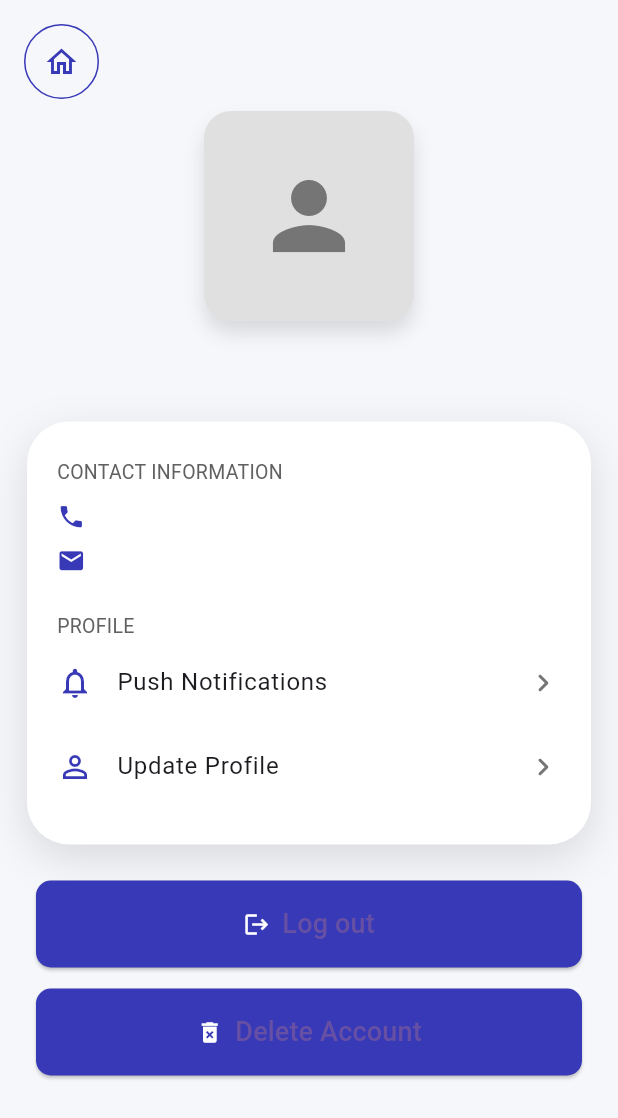
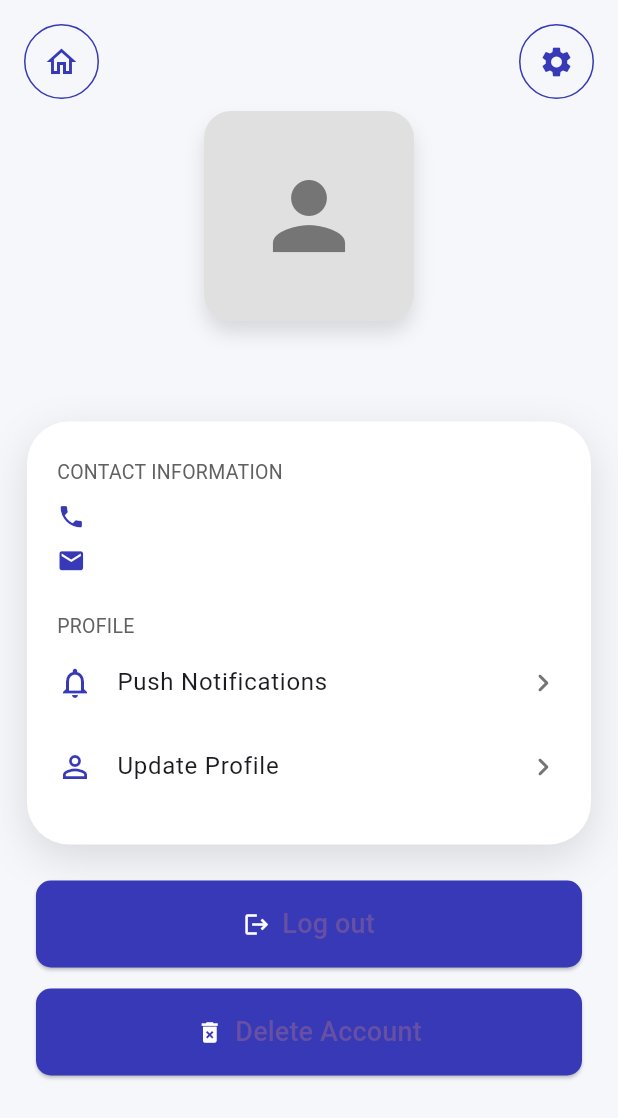
Before and after one commit to danielcyudoncy/task, a Flutter app: the ProfileScreen screen opened by its route, on a phone screen of 412 x 824 dp. Shown: the top 1118 px of the screen. Run offline on Flutter 3.47's test engine with Material 3 defaults, Android fonts, the phone set to English and light mode, and no system bars; our stand-ins replace cloud_firestore, firebase_analytics, firebase_auth, firebase_core, firebase_messaging, firebase_storage and 9 more; accounts and stored records are empty.

Commit message:
update on settings

```diff
--- a/lib/routes/app_routes.dart
+++ b/lib/routes/app_routes.dart
@@ -1,4 +1,3 @@
-// routes/app_routes.dart
 import 'package:get/get.dart';
 import 'package:task/routes/global_bindings.dart';
 import 'package:task/routes/middleware.dart';
@@ -11,12 +10,13 @@ import 'package:task/views/manage_users_screen.dart';
 import 'package:task/views/notification_screen.dart';
 import 'package:task/views/profile_screen.dart';
 import 'package:task/views/profile_update_screen.dart';
+import 'package:task/views/settings_screen.dart';
 import 'package:task/views/signup_screen.dart';
 import 'package:task/views/splash_screen.dart';
 import 'package:task/views/task_assignment_screen.dart';
 import 'package:task/views/task_creation_screen.dart';
 import 'package:task/views/task_list_screen.dart';
-import 'package:task/views/onboarding_screen.dart'; // Import your onboarding screen
+import 'package:task/views/onboarding_screen.dart';
 
 class AppRoutes {
   static final routes = [
@@ -29,7 +29,7 @@ class AppRoutes {
       transitionDuration: const Duration(milliseconds: 500),
     ),
     GetPage(
-      name: "/onboarding", // Add onboarding route
+      name: "/onboarding",
       page: () => const OnboardingScreen(),
       binding: GlobalBindings(),
       transition: Transition.fade,
@@ -49,7 +49,6 @@ class AppRoutes {
       transition: Transition.rightToLeft,
       transitionDuration: const Duration(milliseconds: 400),
     ),
-
     // Protected routes
     GetPage(
       name: "/home",
@@ -78,6 +77,14 @@ class AppRoutes {
     GetPage(
       name: "/profile",
       page: () => ProfileScreen(),
+      middlewares: [AuthMiddleware(), ProfileCompleteMiddleware()],
+      binding: GlobalBindings(),
+      transition: Transition.rightToLeft,
+      transitionDuration: const Duration(milliseconds: 400),
+    ),
+    GetPage(
+      name: "/settings",
+      page: () => SettingsScreen(),
       middlewares: [AuthMiddleware(), ProfileCompleteMiddleware()],
       binding: GlobalBindings(),
       transition: Transition.rightToLeft,
@@ -133,14 +140,13 @@ class AppRoutes {
     ),
   ];
 
-  // Helper method for navigation
+  // Helper methods for navigation
   static Future<T?>? toNamed<T>(String routeName, {dynamic arguments}) {
     if (Get.isDialogOpen == true) Get.back();
     return Get.toNamed<T>(routeName, arguments: arguments);
   }
 
-  static Future<dynamic> offAllNamed(String routeName,
-      {dynamic arguments}) async {
+  static Future<dynamic> offAllNamed(String routeName, {dynamic arguments}) async {
     if (Get.isDialogOpen == true) Get.back();
     return Get.offAllNamed(routeName, arguments: arguments);
   }
--- a/lib/views/profile_screen.dart
+++ b/lib/views/profile_screen.dart
@@ -1,4 +1,3 @@
-// views/profile_scren.dart
 import 'package:flutter/material.dart';
 import 'package:get/get.dart';
 import '../controllers/auth_controller.dart';
@@ -26,22 +25,22 @@ class ProfileScreen extends StatelessWidget {
           return SingleChildScrollView(
             child: Column(
               children: [
+                // Top Row: Home Icon (left) and Settings Icon (right)
+                Padding(
+                  padding: const EdgeInsets.only(top: 16.0, left: 16.0, right: 16.0),
+                  child: Row(
+                    mainAxisAlignment: MainAxisAlignment.spaceBetween,
+                    children: [
                       // Home Icon
-                Padding(
-                  padding: const EdgeInsets.only(top: 16.0, left: 16.0),
-                  child: Align(
-                    alignment: Alignment.topLeft,
-                    child: Container(
+                      Container(
                         decoration: BoxDecoration(
                           color: Colors.transparent,
                           border: Border.all(color: const Color(0xFF3739B7)),
                           borderRadius: BorderRadius.circular(32),
                         ),
                         child: IconButton(
-                        icon: const Icon(Icons.home_outlined,
-                            color: Color(0xFF3739B7)),
+                          icon: const Icon(Icons.home_outlined, color: Color(0xFF3739B7)),
                           onPressed: () {
-                          // Navigate to the user's home screen based on their role
                             final role = authController.userRole.value;
                             if (role == "Admin" ||
                                 role == "Assignment Editor" ||
@@ -51,12 +50,26 @@ class ProfileScreen extends StatelessWidget {
                                 role == "Cameraman") {
                               Get.offAllNamed('/home');
                             } else {
-                            // Default/fallback route
                               Get.offAllNamed('/login');
                             }
                           },
                         ),
                       ),
+                      // Settings Icon
+                      Container(
+                        decoration: BoxDecoration(
+                          color: Colors.transparent,
+                          border: Border.all(color: const Color(0xFF3739B7)),
+                          borderRadius: BorderRadius.circular(32),
+                        ),
+                        child: IconButton(
+                          icon: const Icon(Icons.settings, color: Color(0xFF3739B7)),
+                          onPressed: () {
+                            Get.toNamed('/settings');
+                          },
+                        ),
+                      ),
+                    ],
                   ),
                 ),
                 const SizedBox(height: 8),
@@ -174,7 +187,6 @@ class ProfileScreen extends StatelessWidget {
                         trailing: Icon(Icons.chevron_right_rounded,
                             color: Colors.grey[600]),
                         onTap: () {
-                          // Navigate to notifications settings
                           Get.toNamed('/push-notification-settings');
                         },
                       ),
@@ -186,7 +198,6 @@ class ProfileScreen extends StatelessWidget {
                         trailing: Icon(Icons.chevron_right_rounded,
                             color: Colors.grey[600]),
                         onTap: () {
-                          // Navigate to update profile
                           Get.toNamed('/profile-update');
                         },
                       ),
```
Also changed, not shown: 4 other files. Lines whose indentation alone changed are shown as unchanged.
